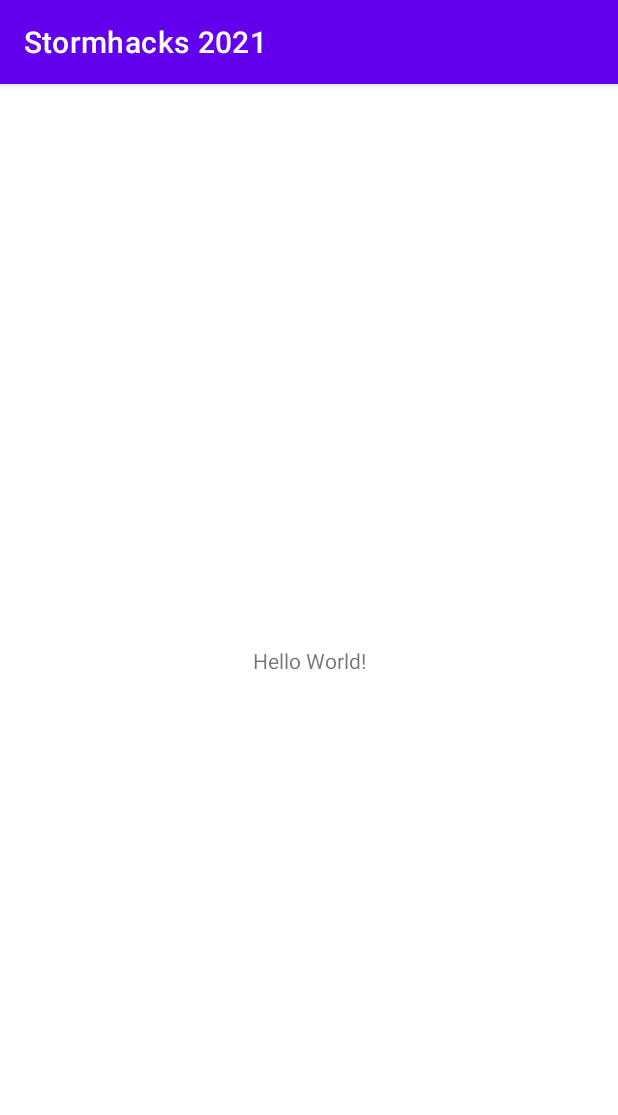
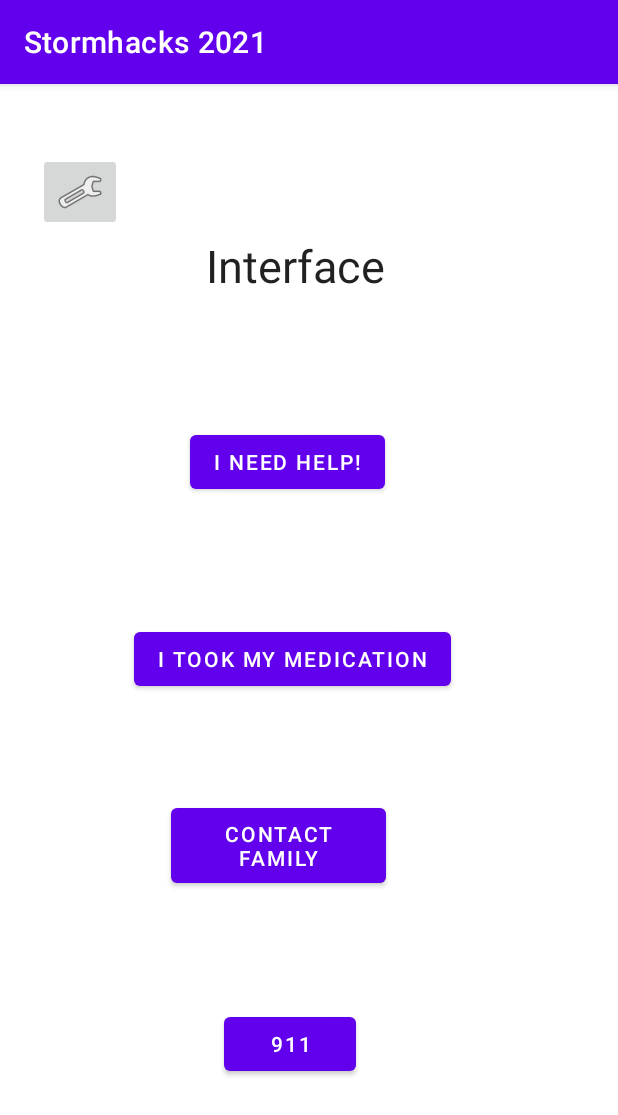
Before and after one commit to qyyao/Stormhacks2021, an Android app: the screen it shows after launch (MainActivity before the commit, Home after it), on a phone screen of 412 x 824 dp. Shown: the top 1115 px of the screen. Run offline under Robolectric (Android 15) with nearby library versions, the phone set to English and light mode, and no system bars.

Commit message:
Added buttons for home screen

```diff
--- a/app/src/main/AndroidManifest.xml
+++ b/app/src/main/AndroidManifest.xml
@@ -9,7 +9,7 @@
         android:roundIcon="@mipmap/ic_launcher_round"
         android:supportsRtl="true"
         android:theme="@style/Theme.Stormhacks2021">
-        <activity android:name=".MainActivity">
+        <activity android:name=".Home">
             <intent-filter>
                 <action android:name="android.intent.action.MAIN" />
 
--- a/app/src/main/java/com/example/stormhacks2021/MainActivity.java
+++ b/app/src/main/java/com/example/stormhacks2021/Home.java
@@ -4,7 +4,7 @@ import androidx.appcompat.app.AppCompatActivity;
 
 import android.os.Bundle;
 
-public class MainActivity extends AppCompatActivity {
+public class Home extends AppCompatActivity {
 
     @Override
     protected void onCreate(Bundle savedInstanceState) {
--- a/app/src/main/res/layout/activity_main.xml
+++ b/app/src/main/res/layout/activity_main.xml
@@ -4,15 +4,106 @@
     xmlns:tools="http://schemas.android.com/tools"
     android:layout_width="match_parent"
     android:layout_height="match_parent"
-    tools:context=".MainActivity">
+    tools:context=".Home">
+
+    <androidx.constraintlayout.widget.Guideline
+        android:id="@+id/guideline2"
+        android:layout_width="wrap_content"
+        android:layout_height="wrap_content"
+        android:orientation="horizontal" />
 
     <TextView
+        android:id="@+id/home_interface_txt"
         android:layout_width="wrap_content"
         android:layout_height="wrap_content"
-        android:text="Hello World!"
+        android:layout_marginStart="32dp"
+        android:layout_marginLeft="32dp"
+        android:layout_marginEnd="32dp"
+        android:layout_marginRight="32dp"
+        android:text="@string/home_interface_txt"
+        android:textAppearance="@style/TextAppearance.AppCompat.Large"
+        android:textSize="30sp"
         app:layout_constraintBottom_toBottomOf="parent"
-        app:layout_constraintLeft_toLeftOf="parent"
-        app:layout_constraintRight_toRightOf="parent"
+        app:layout_constraintEnd_toEndOf="parent"
+        app:layout_constraintHorizontal_bias="0.462"
+        app:layout_constraintStart_toStartOf="parent"
+        app:layout_constraintTop_toTopOf="parent"
+        app:layout_constraintVertical_bias="0.138" />
+
+    <Button
+        android:id="@+id/home_emergency_btn"
+        android:layout_width="wrap_content"
+        android:layout_height="wrap_content"
+        android:text="@string/home_emergency_txt"
+        app:layout_constraintBottom_toBottomOf="parent"
+        app:layout_constraintEnd_toEndOf="parent"
+        app:layout_constraintHorizontal_bias="0.461"
+        app:layout_constraintStart_toStartOf="parent"
+        app:layout_constraintTop_toTopOf="parent"
+        app:layout_constraintVertical_bias="0.856" />
+
+    <Button
+        android:id="@+id/home_help_btn"
+        android:layout_width="wrap_content"
+        android:layout_height="48dp"
+        android:layout_marginStart="148dp"
+        android:layout_marginLeft="148dp"
+        android:layout_marginTop="228dp"
+        android:layout_marginEnd="170dp"
+        android:layout_marginRight="170dp"
+        android:text="@string/home_help_txt"
+        app:layout_constraintEnd_toEndOf="parent"
+        app:layout_constraintHorizontal_bias="0.594"
+        app:layout_constraintStart_toStartOf="parent"
         app:layout_constraintTop_toTopOf="parent" />
 
+    <Button
+        android:id="@+id/home_medication_btn"
+        android:layout_width="wrap_content"
+        android:layout_height="wrap_content"
+        android:layout_marginStart="16dp"
+        android:layout_marginLeft="16dp"
+        android:layout_marginEnd="16dp"
+        android:layout_marginRight="16dp"
+        android:text="@string/home_medication_txt"
+        app:layout_constraintBottom_toBottomOf="parent"
+        app:layout_constraintEnd_toEndOf="parent"
+        app:layout_constraintHorizontal_bias="0.435"
+        app:layout_constraintStart_toStartOf="parent"
+        app:layout_constraintTop_toTopOf="parent"
+        app:layout_constraintVertical_bias="0.499" />
+
+    <Button
+        android:id="@+id/home_contact_family_btn"
+        android:layout_width="143dp"
+        android:layout_height="62dp"
+        android:layout_marginStart="24dp"
+        android:layout_marginLeft="24dp"
+        android:layout_marginEnd="24dp"
+        android:layout_marginRight="24dp"
+        android:text="@string/home_contact_family_txt"
+        app:layout_constraintBottom_toBottomOf="parent"
+        app:layout_constraintEnd_toEndOf="parent"
+        app:layout_constraintHorizontal_bias="0.409"
+        app:layout_constraintStart_toStartOf="parent"
+        app:layout_constraintTop_toTopOf="parent"
+        app:layout_constraintVertical_bias="0.675" />
+
+    <ImageButton
+        android:id="@+id/home_settings_imgbtn"
+        android:layout_width="wrap_content"
+        android:layout_height="wrap_content"
+        android:layout_marginStart="25dp"
+        android:layout_marginLeft="25dp"
+        android:layout_marginEnd="330dp"
+        android:layout_marginRight="330dp"
+        android:contentDescription="TODO"
+        android:src="@android:drawable/ic_menu_manage"
+        app:layout_constraintBottom_toBottomOf="parent"
+        app:layout_constraintEnd_toEndOf="parent"
+        app:layout_constraintHorizontal_bias="0.0"
+        app:layout_constraintStart_toStartOf="parent"
+        app:layout_constraintTop_toTopOf="parent"
+        app:layout_constraintVertical_bias="0.064" />
+
 </androidx.constraintlayout.widget.ConstraintLayout>
--- a/app/src/main/res/values/strings.xml
+++ b/app/src/main/res/values/strings.xml
@@ -1,3 +1,8 @@
 <resources>
     <string name="app_name">Stormhacks 2021</string>
+    <string name="home_emergency_txt">911</string>
+    <string name="home_interface_txt">Interface</string>
+    <string name="home_contact_family_txt">Contact Family</string>
+    <string name="home_medication_txt">I took my medication</string>
+    <string name="home_help_txt">I need help!</string>
 </resources>
```
